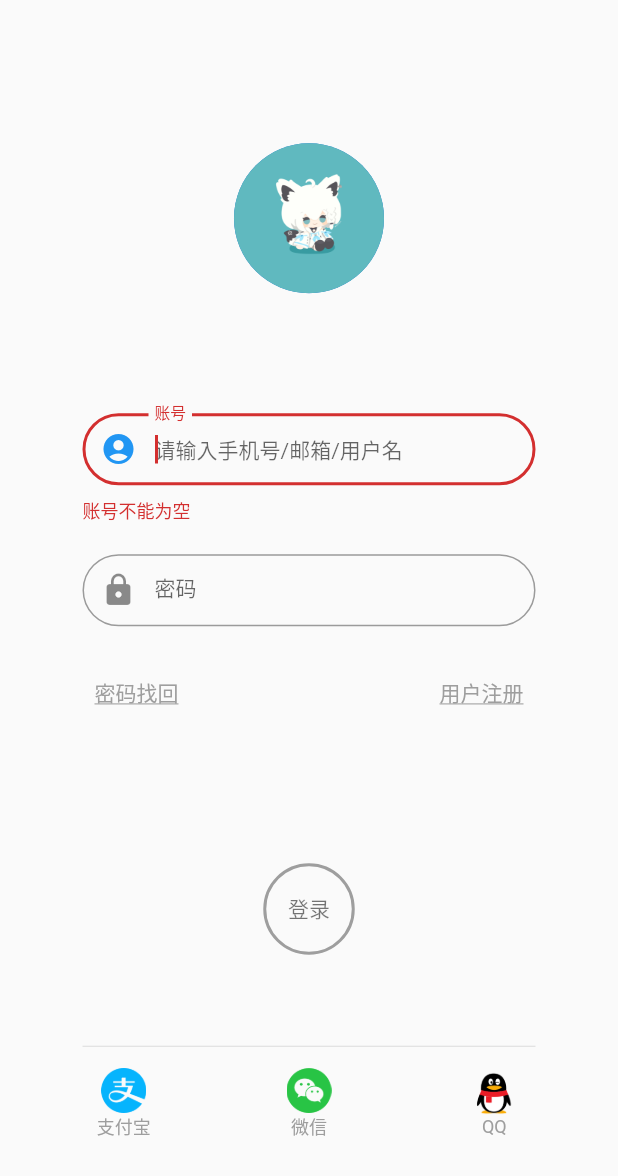
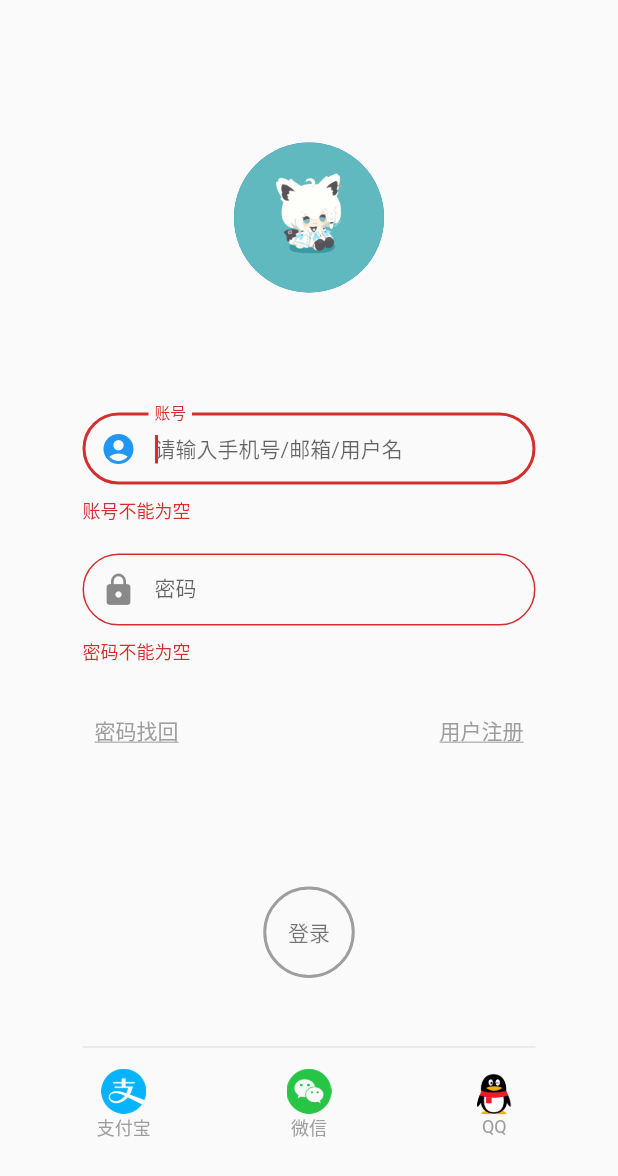
Before and after one commit to shiramashiro/qingyou_mobile, a Flutter app: the screen it shows after launch, after a tap on "登录", on a phone screen of 412 x 824 dp. Shown: the top 1176 px of the screen. Run offline on Flutter 3.47's test engine with Material 2 defaults, Android fonts, the phone set to English and light mode, and no system bars; our stand-ins replace dio, flutter_easyloading.

Commit message:
分离代码

```diff
--- a/lib/pages/login_page.dart
+++ b/lib/pages/login_page.dart
@@ -77,7 +77,15 @@ class _LoginPageState extends State<LoginPage> {
     /// 综上所述：
     /// 手机号为 false，用户名为 true，结果返回 false。说明用户正在以用户名的方式进行输入，因此再取反，最终为 true。
     /// 手机号为 true，用户名为 true，结果返回 true，说明用户正在以手机号的方式进行输入，因此再取反，最终为 false。
+    /// 用户名为 true，电子邮箱为 true，结果范围 true，说明正在以电子邮箱的方式进行输入，因此再取反，最终为 false。
     isUname = !(isPhone && RegExp(unameRegExp).hasMatch(e));
+
+    if (isUname && isEmail) {
+      if (RegExp(r"@").hasMatch(e)) {
+        isUname = false;
+        return null;
+      }
+    }
 
     // 当匹配到用户名时，需要做以下几点操作，确保是否为用户名
     if (isUname) {
@@ -117,6 +125,88 @@ class _LoginPageState extends State<LoginPage> {
         return "你输入的用户名格式有误";
       }
     }
+  }
+
+  /// @desc: 验证密码格式是否正确
+  /// @author: shiramashiro
+  /// @date: 2022/3/4
+  String? verifyPassword(String? e) {
+    if (e!.isEmpty) return "密码不能为空";
+
+    String pswRegExp = r"^[0-9A-za-z\-\_\.]{6,16}$";
+
+    bool isCorrect = RegExp(pswRegExp).hasMatch(e);
+
+    if (isCorrect) {
+      return null;
+    } else {
+      return "字母、数字、_-. 长度在6~16位";
+    }
+  }
+
+  /// @desc: 设置 EasyLoading 相关配置
+  /// @author: shiramashiro
+  /// @date: 2022/3/4
+  setEasyLoadingConfig() {
+    EasyLoading.instance
+      ..radius = 20
+      ..maskType = EasyLoadingMaskType.clear
+      ..loadingStyle = EasyLoadingStyle.dark;
+  }
+
+  /// @desc: 判断状态码，并提示
+  /// @author: shiramashiro
+  /// @date: 2022/3/4
+  judgementStatusCode(dynamic data) {
+    if (data['state'] == 5000) {
+      EasyLoading.showToast('未知错误');
+    } else if (data['state'] == 5001) {
+      EasyLoading.showToast('用户不存在');
+    } else if (data['state'] == 5002) {
+      EasyLoading.showToast('密码错误');
+    }
+  }
+
+  /// @desc: 封装表单数据
+  /// @author: shiramashiro
+  /// @date: 2022/3/4
+  User encapsulateData() {
+    User user;
+    if (isUname) {
+      user = User(psw: pwdCtrl.text, uname: accCtrl.text);
+    } else if (isEmail) {
+      user = User(psw: pwdCtrl.text, email: accCtrl.text);
+    } else {
+      user = User(psw: pwdCtrl.text, phone: accCtrl.text);
+    }
+    return user;
+  }
+
+  /// @desc: 登陆方法
+  /// @author: shiramashiro
+  /// @date: 2022/3/4
+  login(String url) {
+    Future res = Dio(BaseOptions()).post(
+      url,
+      data: encapsulateData(),
+    );
+
+    setEasyLoadingConfig();
+    EasyLoading.show(status: '登录中...');
+
+    res.then((value) {
+      EasyLoading.dismiss();
+      judgementStatusCode(jsonDecode(value.toString()));
+    }, onError: (e) {
+      EasyLoading.dismiss();
+      EasyLoading.showToast('未知错误');
+    }).timeout(
+      const Duration(milliseconds: 12000),
+      onTimeout: () {
+        EasyLoading.dismiss();
+        EasyLoading.showToast('请求超时');
+      },
+    );
   }
 
   @override
@@ -176,7 +266,9 @@ class _LoginPageState extends State<LoginPage> {
                   margin: EdgeInsets.fromLTRB(marginLeft, 0, marginRight, 20),
                   child: TextFormField(
                     controller: pwdCtrl,
-                    validator: (e) {},
+                    validator: (e) {
+                      return verifyPassword(e);
+                    },
                     obscureText: true,
                     minLines: 1,
                     keyboardType: TextInputType.text,
@@ -203,7 +295,7 @@ class _LoginPageState extends State<LoginPage> {
 
                 /// 其他服务
                 Container(
-                  margin: EdgeInsets.fromLTRB(marginLeft, 0, marginRight, 90),
+                  margin: EdgeInsets.fromLTRB(marginLeft, 0, marginRight, 80),
                   child: Row(
                     mainAxisAlignment: MainAxisAlignment.spaceBetween,
                     children: [
@@ -237,43 +329,7 @@ class _LoginPageState extends State<LoginPage> {
                 MaterialButton(
                   onPressed: () {
                     if ((formKey.currentState as FormState).validate()) {
-                      User user;
-                      if (isUname) {
-                        user = User(psw: pwdCtrl.text, uname: accCtrl.text);
-                      } else if (isEmail) {
-                        user = User(psw: pwdCtrl.text, email: accCtrl.text);
-                      } else {
-                        user = User(psw: pwdCtrl.text, phone: accCtrl.text);
-                      }
-                      Dio dio = Dio(BaseOptions());
-                      Future res = dio.post(
-                        'http://localhost:8080/users/login',
-                        data: user,
-                      );
-                      EasyLoading.instance
-                        ..radius = 20
-                        ..maskType = EasyLoadingMaskType.clear
-                        ..loadingStyle = EasyLoadingStyle.dark;
-                      EasyLoading.show(status: '登录中...');
-                      res.then((value) {
-                        EasyLoading.dismiss();
-                        var data = jsonDecode(value.toString());
-                        if (data['state'] == 5000) {
-                          EasyLoading.showToast('未知错误');
-                        } else if (data['state'] == 5001) {
-                          EasyLoading.showToast('用户不存在');
-                        } else if (data['state'] == 5002) {
-                          EasyLoading.showToast('密码错误');
-                        }
-                      }, onError: (e) {
-                        EasyLoading.dismiss();
-                      }).timeout(
-                        const Duration(milliseconds: 15000),
-                        onTimeout: () {
-                          EasyLoading.dismiss();
-                          EasyLoading.showToast('请求超时');
-                        },
-                      );
+                      login('http://localhost:8080/users/login');
                     }
                   },
                   padding: const EdgeInsets.all(20),
@@ -297,7 +353,7 @@ class _LoginPageState extends State<LoginPage> {
 
           /// 分割线
           Container(
-            margin: EdgeInsets.fromLTRB(marginLeft, 60, marginRight, 0),
+            margin: EdgeInsets.fromLTRB(marginLeft, 45, marginRight, 0),
             child: const Divider(
               height: 2,
             ),
```
